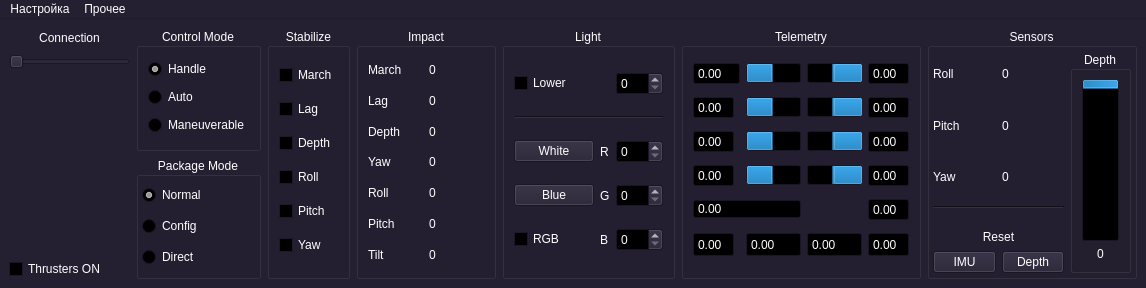
Before: the Qt Designer form mainwindow.ui in HydroScan-rov/PoolsideGUI, drawn with Qt 5.
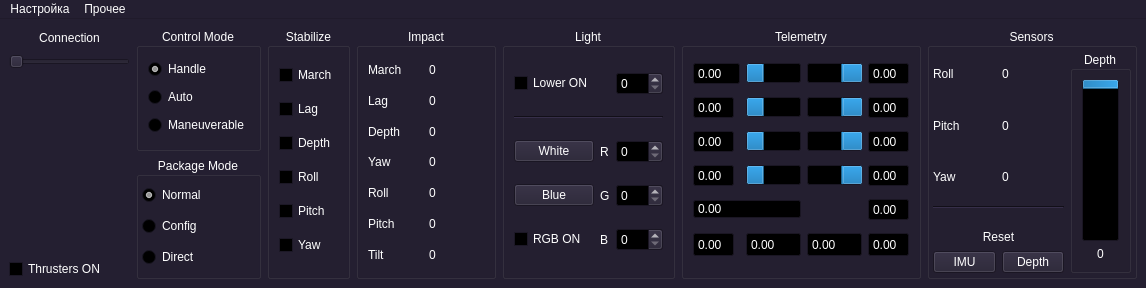
After: the same form once the commit is applied.

```diff
--- a/mainwindow.ui
+++ b/mainwindow.ui
@@ -820,13 +820,6 @@
          <set>Qt::AlignCenter</set>
         </property>
         <layout class="QGridLayout" name="gridLayout_2">
-         <item row="0" column="0">
-          <widget class="QCheckBox" name="checkBox_LowerLightOn">
-           <property name="text">
-            <string>Lower</string>
-           </property>
-          </widget>
-         </item>
          <item row="5" column="2">
           <widget class="QSpinBox" name="spinBox_LightB">
            <property name="maximum">
@@ -851,7 +844,7 @@
          <item row="5" column="0">
           <widget class="QCheckBox" name="checkBox">
            <property name="text">
-            <string>RGB</string>
+            <string>RGB ON</string>
            </property>
           </widget>
          </item>
@@ -904,6 +897,13 @@
            </property>
           </widget>
          </item>
+         <item row="0" column="0" colspan="2">
+          <widget class="QCheckBox" name="checkBox_LowerLightOn">
+           <property name="text">
+            <string>Lower ON</string>
+           </property>
+          </widget>
+         </item>
         </layout>
        </widget>
       </item>
@@ -1033,10 +1033,10 @@
             </size>
            </property>
            <property name="maximum">
-            <number>30</number>
+            <number>300</number>
            </property>
            <property name="value">
-            <number>15</number>
+            <number>100</number>
            </property>
            <property name="textVisible">
             <bool>false</bool>
@@ -1145,10 +1145,10 @@
             </size>
            </property>
            <property name="maximum">
-            <number>30</number>
+            <number>300</number>
            </property>
            <property name="value">
-            <number>15</number>
+            <number>100</number>
            </property>
            <property name="textVisible">
             <bool>false</bool>
@@ -1204,10 +1204,10 @@
             </size>
            </property>
            <property name="maximum">
-            <number>30</number>
+            <number>300</number>
            </property>
            <property name="value">
-            <number>15</number>
+            <number>100</number>
            </property>
            <property name="textVisible">
             <bool>false</bool>
@@ -1263,10 +1263,10 @@
             </size>
            </property>
            <property name="maximum">
-            <number>30</number>
+            <number>300</number>
            </property>
            <property name="value">
-            <number>15</number>
+            <number>100</number>
            </property>
            <property name="textVisible">
             <bool>false</bool>
@@ -1291,10 +1291,10 @@
             </size>
            </property>
            <property name="maximum">
-            <number>30</number>
+            <number>300</number>
            </property>
            <property name="value">
-            <number>15</number>
+            <number>100</number>
            </property>
            <property name="textVisible">
             <bool>false</bool>
@@ -1347,10 +1347,10 @@
             </size>
            </property>
            <property name="maximum">
-            <number>30</number>
+            <number>300</number>
            </property>
            <property name="value">
-            <number>15</number>
+            <number>100</number>
            </property>
            <property name="textVisible">
             <bool>false</bool>
@@ -1406,10 +1406,10 @@
             </size>
            </property>
            <property name="maximum">
-            <number>30</number>
+            <number>300</number>
            </property>
            <property name="value">
-            <number>15</number>
+            <number>100</number>
            </property>
            <property name="textVisible">
             <bool>false</bool>
@@ -1437,10 +1437,10 @@
             </size>
            </property>
            <property name="maximum">
-            <number>30</number>
+            <number>300</number>
            </property>
            <property name="value">
-            <number>15</number>
+            <number>100</number>
            </property>
            <property name="textVisible">
             <bool>false</bool>
```
Left out of the diff: 21 changed lines with no effect on the pictures.
